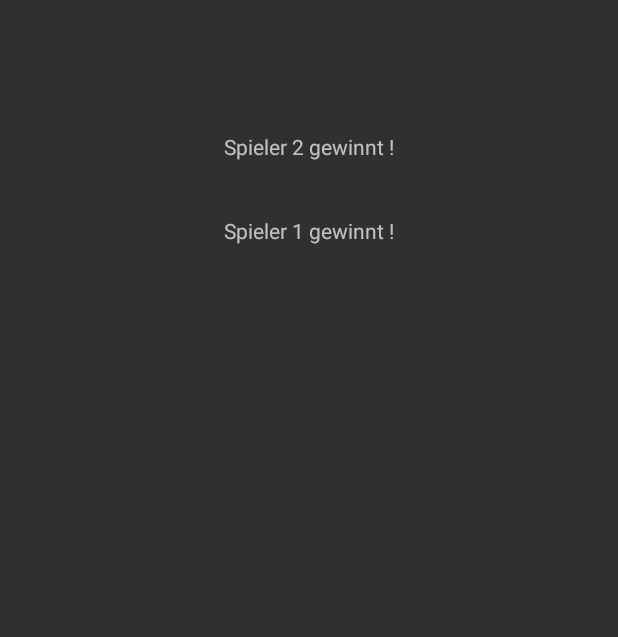
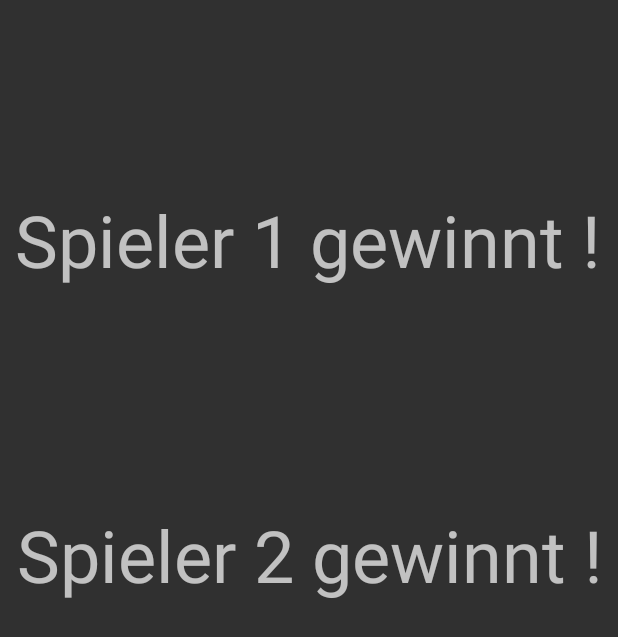
Before and after one commit to Sebi2682/EffektiveSpiele, an Android app: the ActivityEnde screen opened directly, with no data from a screen before it, on a phone screen of 412 x 824 dp. Shown: the top 637 px of the screen. Run offline under Robolectric (Android 15) with nearby library versions, the phone set to English and light mode, and no system bars; 3 statements that could not run were skipped.

Commit message:
added something

```diff
--- a/app/src/main/AndroidManifest.xml
+++ b/app/src/main/AndroidManifest.xml
@@ -13,7 +13,7 @@
         android:theme="@style/Theme.AppCompat.NoActionBar">
         <activity
             android:name=".ActivityEnde"
-            android:exported="false" />
+            android:exported="true" />
         <activity
             android:name=".ActivitySpieler2"
             android:exported="true" />
--- a/app/src/main/java/com/sm/murmelspiel2/ActivityEnde.java
+++ b/app/src/main/java/com/sm/murmelspiel2/ActivityEnde.java
@@ -2,6 +2,7 @@ package com.sm.murmelspiel2;
 
 import androidx.appcompat.app.AppCompatActivity;
 
+import android.content.Intent;
 import android.os.Bundle;
 import android.view.View;
 import android.widget.TextView;
@@ -22,6 +23,8 @@ public class ActivityEnde extends AppCompatActivity {
         setContentView(R.layout.activity_ende);
         textSpieler1Gewinnt.setVisibility(View.GONE);
         textSpieler2Gewinnt.setVisibility(View.GONE);
+        WerGewinnt();
+        openMainActivity();
 
 
     }
@@ -34,4 +37,10 @@ public class ActivityEnde extends AppCompatActivity {
         }
 
     }
+
+    public void openMainActivity() {
+        Intent intent = new Intent(this, MainActivity.class);
+        startActivity(intent);
+
+    }
 }
--- a/app/src/main/res/layout/activity_ende.xml
+++ b/app/src/main/res/layout/activity_ende.xml
@@ -8,20 +8,29 @@
 
     <TextView
         android:id="@+id/textSpieler1Gewinnt"
-        android:layout_width="wrap_content"
-        android:layout_height="wrap_content"
-        android:layout_marginTop="144dp"
+        android:layout_width="400dp"
+        android:layout_height="200dp"
+        android:layout_marginStart="10dp"
+        android:layout_marginTop="50dp"
         android:text="Spieler 1 gewinnt !"
+        android:textSize="48sp"
+        app:layout_constraintBottom_toBottomOf="parent"
         app:layout_constraintEnd_toEndOf="parent"
+        app:layout_constraintHorizontal_bias="0.15"
         app:layout_constraintStart_toStartOf="parent"
-        app:layout_constraintTop_toTopOf="parent" />
+        app:layout_constraintTop_toTopOf="parent"
+        app:layout_constraintVertical_bias="0.135" />
 
     <TextView
         android:id="@+id/textSpieler2Gewinnt"
-        android:layout_width="wrap_content"
-        android:layout_height="wrap_content"
-        android:layout_marginTop="88dp"
+        android:layout_width="400dp"
+        android:layout_height="200dp"
+        android:layout_marginStart="10dp"
+        android:layout_marginTop="50dp"
         android:text="Spieler 2 gewinnt !"
+        android:textSize="48sp"
+        android:visibility="visible"
+        app:layout_constraintBottom_toBottomOf="parent"
         app:layout_constraintEnd_toEndOf="parent"
         app:layout_constraintStart_toStartOf="parent"
         app:layout_constraintTop_toTopOf="parent" />
```
